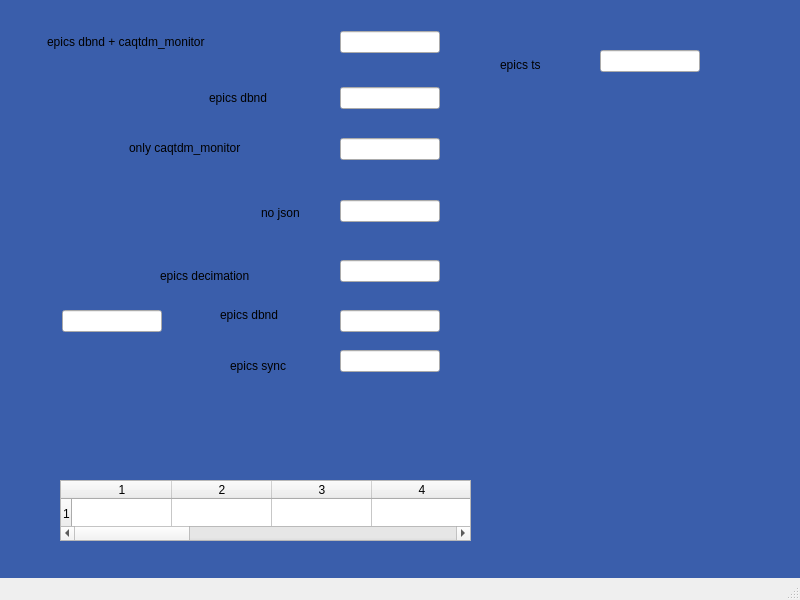
This is caQtDM_Tests/json.ui in caqtdm/caqtdm as Qt 5 draws it before an edit. The edited form follows.
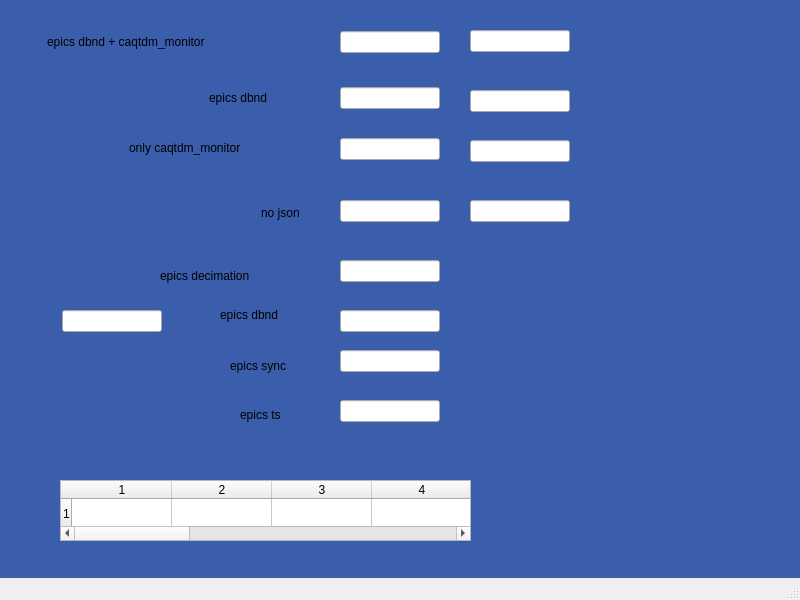
This is the edited form. Custom widgets are drawn as their Qt base class.

Commit message: pvaccess works now with epics 7.0.6

Diff of the .ui file:
```diff
--- a/caQtDM_Tests/json.ui
+++ b/caQtDM_Tests/json.ui
@@ -127,8 +127,8 @@
    <widget class="caThermo" name="cathermo">
     <property name="geometry">
      <rect>
-      <x>570</x>
-      <y>140</y>
+      <x>720</x>
+      <y>110</y>
       <width>61</width>
       <height>263</height>
      </rect>
@@ -152,8 +152,8 @@
    <widget class="caNumeric" name="canumeric">
     <property name="geometry">
      <rect>
-      <x>222</x>
-      <y>405</y>
+      <x>60</x>
+      <y>360</y>
       <width>100</width>
       <height>50</height>
      </rect>
@@ -259,8 +259,8 @@
    <widget class="caTextEntry" name="catextentry_7">
     <property name="geometry">
      <rect>
-      <x>600</x>
-      <y>50</y>
+      <x>340</x>
+      <y>400</y>
       <width>100</width>
       <height>22</height>
      </rect>
@@ -460,8 +460,8 @@
    <widget class="caLabel" name="calabel_8">
     <property name="geometry">
      <rect>
-      <x>500</x>
-      <y>40</y>
+      <x>240</x>
+      <y>390</y>
       <width>81</width>
       <height>49</height>
      </rect>
@@ -470,6 +470,64 @@
      <string>epics ts</string>
     </property>
    </widget>
+   <widget class="caTextEntry" name="catextentry_5">
+    <property name="geometry">
+     <rect>
+      <x>470</x>
+      <y>200</y>
+      <width>100</width>
+      <height>22</height>
+     </rect>
+    </property>
+    <property name="channel" stdset="0">
+     <string>epics4://ACM:TEST:AO</string>
+    </property>
+    <property name="keepFocus">
+     <bool>true</bool>
+    </property>
+   </widget>
+   <widget class="caTextEntry" name="catextentry_11">
+    <property name="geometry">
+     <rect>
+      <x>470</x>
+      <y>140</y>
+      <width>100</width>
+      <height>22</height>
+     </rect>
+    </property>
+    <property name="channel" stdset="0">
+     <string>epics3://ACM:TEST:AO.{&quot;caqtdm_monitor&quot;:{&quot;maxdisplayrate&quot;:1}}</string>
+    </property>
+    <property name="colorMode">
+     <enum>caLineEdit::Alarm_Static</enum>
+    </property>
+   </widget>
+   <widget class="caTextEntry" name="catextentry_12">
+    <property name="geometry">
+     <rect>
+      <x>470</x>
+      <y>90</y>
+      <width>100</width>
+      <height>22</height>
+     </rect>
+    </property>
+    <property name="channel" stdset="0">
+     <string>epics3://ACM:TEST:AO.{&quot;dbnd&quot;:{&quot;abs&quot;:1.4}}</string>
+    </property>
+   </widget>
+   <widget class="caTextEntry" name="catextentry_13">
+    <property name="geometry">
+     <rect>
+      <x>470</x>
+      <y>30</y>
+      <width>100</width>
+      <height>22</height>
+     </rect>
+    </property>
+    <property name="channel" stdset="0">
+     <string>epics4://ACM:TEST:AO.{&quot;caqtdm_monitor&quot;:{&quot;maxdisplayrate&quot;:1},&quot;dbnd&quot;:{&quot;abs&quot;:2}}</string>
+    </property>
+   </widget>
   </widget>
   <widget class="QMenuBar" name="menubar">
    <property name="geometry">
```
The commit also changes 2 other files.
